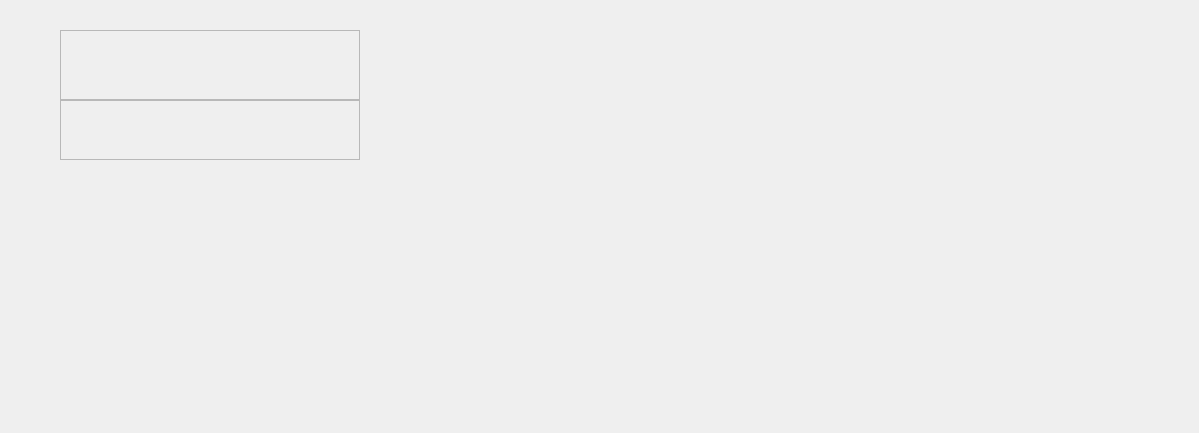
This is CaX/widget/devicelistwindow.ui in fsest4u/CaX_03 as Qt 5 draws it before an edit. The edited form follows.
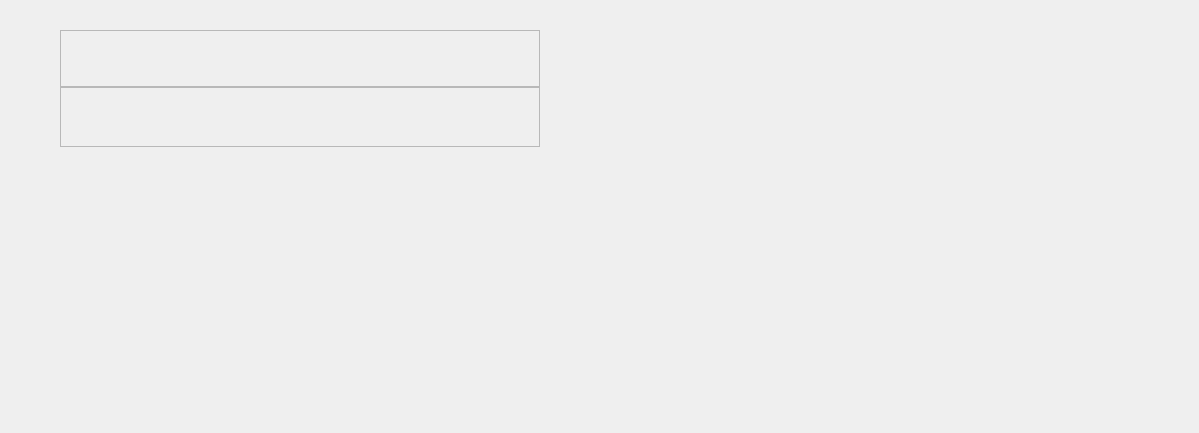
This is the edited form.

Commit message: 다국어 적용시 device list의 select device (title)가 범위를 벗어나는 현상 수정

Diff of the .ui file:
```diff
--- a/CaX/widget/devicelistwindow.ui
+++ b/CaX/widget/devicelistwindow.ui
@@ -49,14 +49,14 @@
     <widget class="QFrame" name="frameFormTitle">
      <property name="minimumSize">
       <size>
-       <width>300</width>
-       <height>70</height>
+       <width>0</width>
+       <height>0</height>
       </size>
      </property>
      <property name="maximumSize">
       <size>
-       <width>300</width>
-       <height>70</height>
+       <width>16777215</width>
+       <height>16777215</height>
       </size>
      </property>
      <property name="styleSheet">
@@ -153,8 +153,8 @@
     <widget class="QFrame" name="frame_3">
      <property name="minimumSize">
       <size>
-       <width>60</width>
-       <height>60</height>
+       <width>0</width>
+       <height>0</height>
       </size>
      </property>
      <property name="frameShape">
```
The commit also changes 1 other file.
